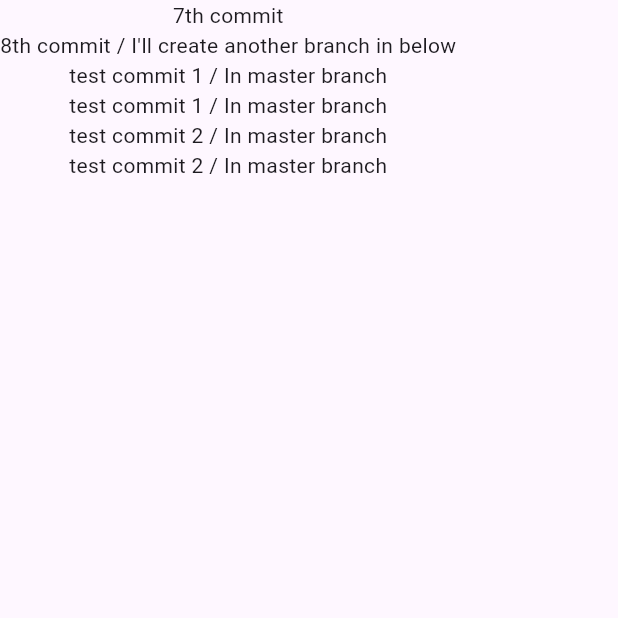
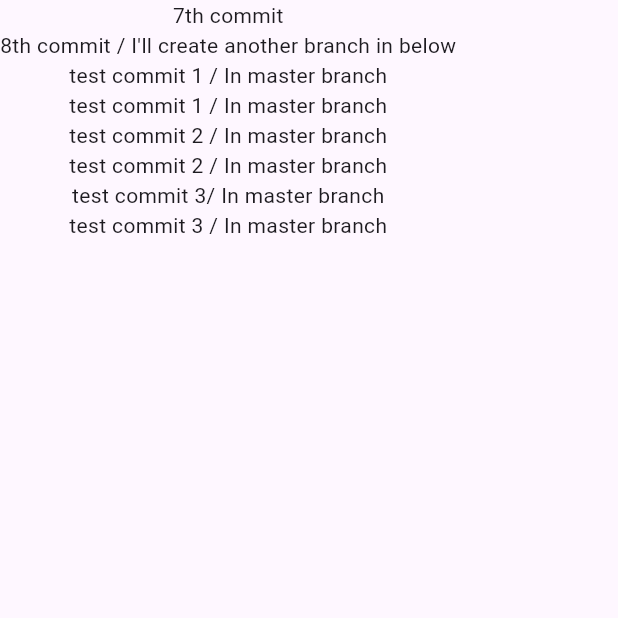
Before and after one commit to orozbaevelmar/Flutter_Order, a Flutter app: the screen it shows after launch, on a phone screen of 412 x 824 dp, the top half of it. Run offline on Flutter 3.47's test engine with Material 3 defaults, Android fonts, the phone set to English and light mode, and no system bars.

Commit message:
test commit 3 in master branch

```diff
--- a/lib/main.dart
+++ b/lib/main.dart
@@ -23,6 +23,8 @@ class MyApp extends StatelessWidget {
               Text('test commit 1 / In master branch'),
               Text('test commit 2 / In master branch'),
               Text('test commit 2 / In master branch'),
+              Text('test commit 3/ In master branch'),
+              Text('test commit 3 / In master branch'),
             ]),
           ),
         ),
```
